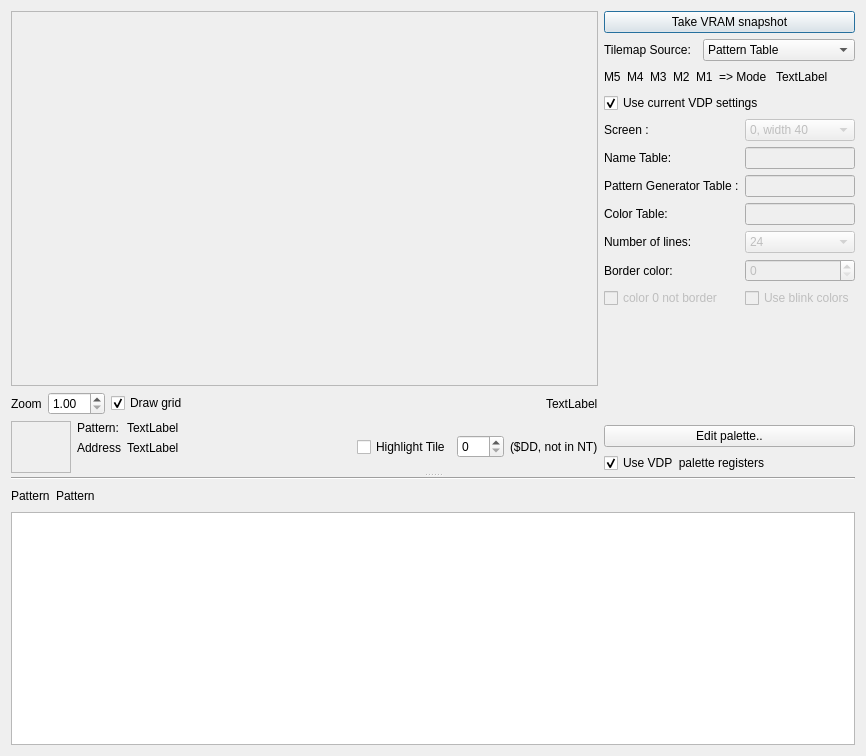
Before: the Qt Designer form src/TileViewer.ui in openMSX/debugger, drawn with Qt 5.
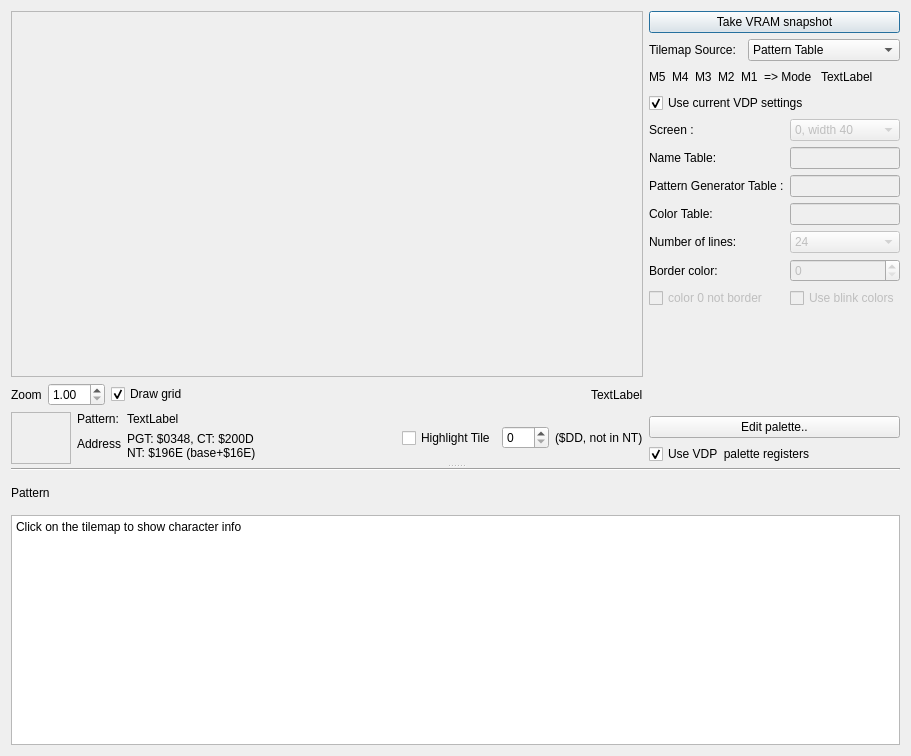
After: the same form once the commit is applied.

The edit to the form file:
```diff
--- a/src/TileViewer.ui
+++ b/src/TileViewer.ui
@@ -6,10 +6,16 @@
    <rect>
     <x>0</x>
     <y>0</y>
-    <width>866</width>
+    <width>911</width>
     <height>756</height>
    </rect>
   </property>
+  <property name="sizePolicy">
+   <sizepolicy hsizetype="MinimumExpanding" vsizetype="MinimumExpanding">
+    <horstretch>0</horstretch>
+    <verstretch>0</verstretch>
+   </sizepolicy>
+  </property>
   <property name="windowTitle">
    <string>Dialog</string>
   </property>
@@ -32,7 +38,7 @@
             <widget class="QScrollArea" name="scrollArea">
              <property name="minimumSize">
               <size>
-               <width>0</width>
+               <width>512</width>
                <height>256</height>
               </size>
              </property>
@@ -44,7 +50,7 @@
                <rect>
                 <x>0</x>
                 <y>0</y>
-                <width>553</width>
+                <width>598</width>
                 <height>376</height>
                </rect>
               </property>
@@ -182,7 +188,8 @@
                <item row="1" column="1">
                 <widget class="QLabel" name="label_charadr">
                  <property name="text">
-                  <string>TextLabel</string>
+                  <string>PGT: $0348, CT: $200D
+NT: $196E (base+$16E)</string>
                  </property>
                 </widget>
                </item>
@@ -241,6 +248,12 @@
             <layout class="QVBoxLayout" name="verticalLayout_4">
              <item>
               <widget class="QPushButton" name="refreshButton">
+               <property name="sizePolicy">
+                <sizepolicy hsizetype="Preferred" vsizetype="Fixed">
+                 <horstretch>0</horstretch>
+                 <verstretch>0</verstretch>
+                </sizepolicy>
+               </property>
                <property name="text">
                 <string>Take VRAM snapshot</string>
                </property>
@@ -571,10 +584,22 @@
        </item>
       </layout>
      </widget>
-     <widget class="QWidget" name="layoutWidget">
+     <widget class="QWidget" name="layoutWidget2">
       <layout class="QVBoxLayout" name="verticalLayout_3">
        <item>
         <widget class="Line" name="line">
+         <property name="sizePolicy">
+          <sizepolicy hsizetype="MinimumExpanding" vsizetype="Fixed">
+           <horstretch>0</horstretch>
+           <verstretch>0</verstretch>
+          </sizepolicy>
+         </property>
+         <property name="minimumSize">
+          <size>
+           <width>880</width>
+           <height>0</height>
+          </size>
+         </property>
          <property name="orientation">
           <enum>Qt::Horizontal</enum>
          </property>
@@ -590,9 +615,21 @@
           </widget>
          </item>
          <item>
-          <widget class="QLabel" name="label_13">
+          <widget class="QLabel" name="label_clickedcharimage">
+           <property name="minimumSize">
+            <size>
+             <width>32</width>
+             <height>32</height>
+            </size>
+           </property>
+           <property name="maximumSize">
+            <size>
+             <width>32</width>
+             <height>32</height>
+            </size>
+           </property>
            <property name="text">
-            <string>Pattern</string>
+            <string/>
            </property>
           </widget>
          </item>
@@ -612,7 +649,11 @@
         </layout>
        </item>
        <item>
-        <widget class="QPlainTextEdit" name="plainTextEdit"/>
+        <widget class="QPlainTextEdit" name="plainTextEdit">
+         <property name="plainText">
+          <string>Click on the tilemap to show character info</string>
+         </property>
+        </widget>
        </item>
       </layout>
      </widget>
```
Left out of the diff: 2 changed lines with no effect on the pictures.
